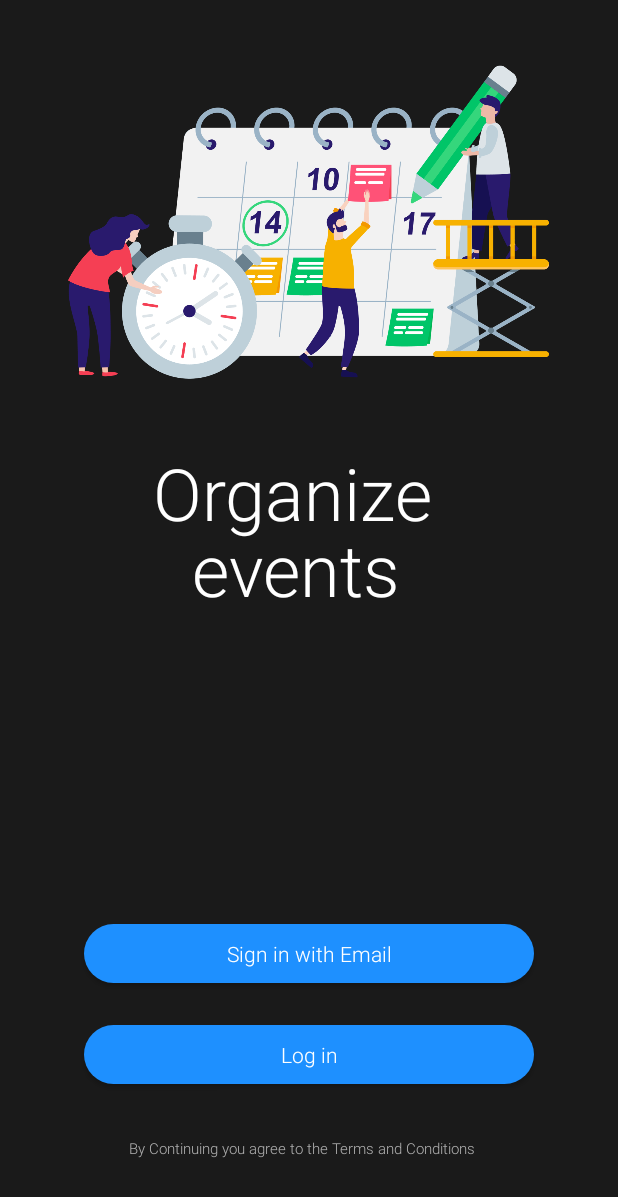
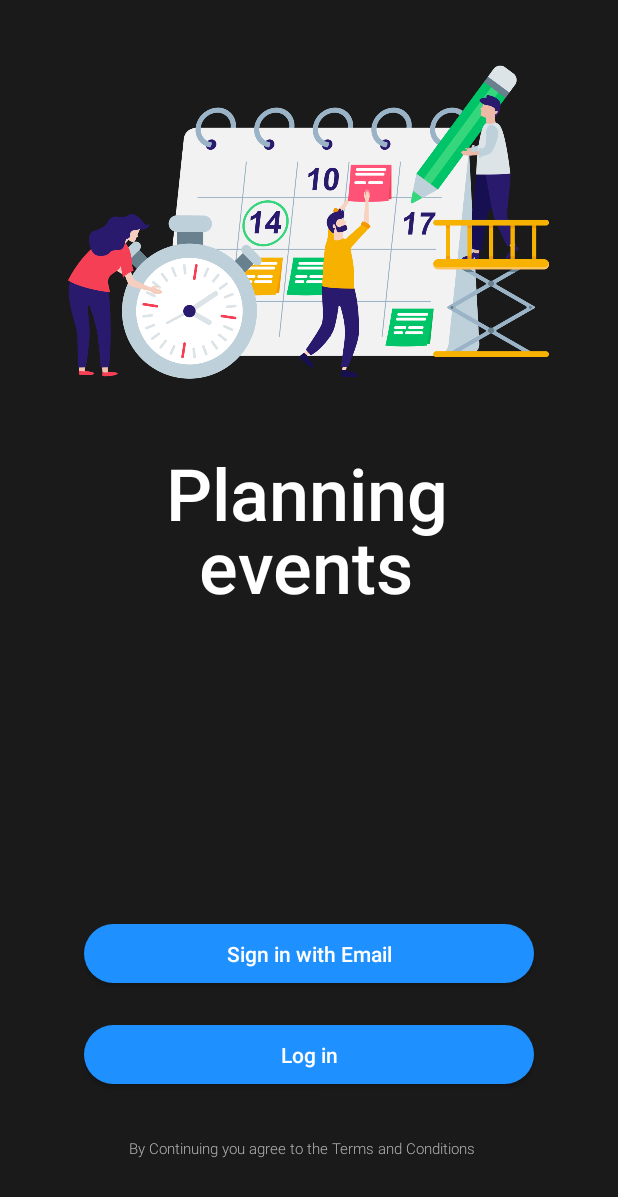
Before and after one commit to Nathan-Te/PlanningEvent, an Android app: the screen it shows after launch (MainActivity), on a phone screen of 412 x 824 dp. Shown: the top 1197 px of the screen. Run offline under Robolectric (Android 15) with nearby library versions, the phone set to English and light mode, and no system bars; our stand-ins replace Firebase (no records; nobody signed in at launch, a user with empty details on screens opened directly).

Commit message:
Petites modifications graphiques

```diff
--- a/app/src/main/AndroidManifest.xml
+++ b/app/src/main/AndroidManifest.xml
@@ -4,9 +4,9 @@
 
     <application
         android:allowBackup="true"
-        android:icon="@mipmap/ic_launcher"
+        android:icon="@mipmap/plevent_logo"
         android:label="@string/app_name"
-        android:roundIcon="@mipmap/ic_launcher_round"
+        android:roundIcon="@mipmap/plevent_logo"
         android:supportsRtl="true"
         android:theme="@style/Theme.PlanningEvent">
         <activity
--- a/app/src/main/res/layout/activity_event_adder.xml
+++ b/app/src/main/res/layout/activity_event_adder.xml
@@ -17,7 +17,7 @@
         android:text="My new event"
         android:textAppearance="@style/TextAppearance.AppCompat.Display1"
         android:textColor="#1E90FF"
-        app:layout_constraintBottom_toTopOf="@id/btnAddEvent"
+        app:layout_constraintBottom_toTopOf="@id/btnAddEvent3"
         app:layout_constraintEnd_toEndOf="parent"
         app:layout_constraintStart_toStartOf="parent"
         app:layout_constraintTop_toTopOf="parent"
--- a/app/src/main/res/layout/activity_event_looker.xml
+++ b/app/src/main/res/layout/activity_event_looker.xml
@@ -17,7 +17,7 @@
         android:text="My new event"
         android:textAppearance="@style/TextAppearance.AppCompat.Display1"
         android:textColor="#1E90FF"
-        app:layout_constraintBottom_toTopOf="@id/btnAddEvent"
+        app:layout_constraintBottom_toTopOf="@id/btnAddEvent3"
         app:layout_constraintEnd_toEndOf="parent"
         app:layout_constraintStart_toStartOf="parent"
         app:layout_constraintTop_toTopOf="parent"
--- a/app/src/main/res/layout/activity_main.xml
+++ b/app/src/main/res/layout/activity_main.xml
@@ -21,28 +21,32 @@
 
     <TextView
         android:id="@+id/welcomeMessage1"
-        android:layout_width="208dp"
-        android:layout_height="76dp"
+        android:layout_width="191dp"
+        android:layout_height="74dp"
         android:layout_marginStart="102dp"
         android:layout_marginEnd="102dp"
-        android:text="Organize"
         android:fontFamily="sans-serif-light"
+        android:text="Planning"
         android:textColor="#FFFFFF"
         android:textSize="48sp"
+        android:textStyle="bold"
         app:layout_constraintEnd_toEndOf="parent"
+        app:layout_constraintHorizontal_bias="0.52"
         app:layout_constraintStart_toStartOf="parent"
         app:layout_constraintTop_toBottomOf="@+id/welcomeImage" />
 
     <TextView
         android:id="@+id/welcomeMessage2"
-        android:layout_width="168dp"
+        android:layout_width="147dp"
         android:layout_height="74dp"
         android:layout_marginStart="12dp"
         android:layout_marginTop="-25dp"
+        android:layout_marginEnd="12dp"
+        android:fontFamily="sans-serif-light"
         android:text="events"
-        android:fontFamily="sans-serif-light"
         android:textColor="#FFFFFF"
         android:textSize="48sp"
+        android:textStyle="bold"
         app:layout_constraintEnd_toEndOf="parent"
         app:layout_constraintStart_toStartOf="parent"
         app:layout_constraintTop_toBottomOf="@+id/welcomeMessage1" />
@@ -55,11 +59,12 @@
         android:layout_marginStart="55dp"
         android:layout_marginEnd="55dp"
         android:layout_marginBottom="36dp"
+        android:background="@drawable/button_gradient"
         android:fontFamily="sans-serif-light"
-        android:background="@drawable/button_gradient"
         android:text="Log in"
         android:textAllCaps="false"
         android:textColor="#FFFFFF"
+        android:textStyle="bold"
         app:layout_constraintBottom_toTopOf="@+id/welcomeTerms"
         app:layout_constraintEnd_toEndOf="parent"
         app:layout_constraintStart_toStartOf="parent" />
@@ -72,11 +77,12 @@
         android:layout_marginStart="55dp"
         android:layout_marginEnd="55dp"
         android:layout_marginBottom="28dp"
+        android:background="@drawable/button_gradient"
         android:fontFamily="sans-serif-light"
-        android:background="@drawable/button_gradient"
         android:text="Sign in with Email"
         android:textAllCaps="false"
         android:textColor="#FFFFFF"
+        android:textStyle="bold"
         app:layout_constraintBottom_toTopOf="@+id/button"
         app:layout_constraintEnd_toEndOf="parent"
         app:layout_constraintStart_toStartOf="parent" />
--- a/app/src/main/res/values/ids.xml
+++ b/app/src/main/res/values/ids.xml
@@ -1,8 +1,8 @@
 <?xml version="1.0" encoding="utf-8"?>
 <resources>
-    <item name="btnAddEvent" type="id" />
+    <item name="btnAddEvent3" type="id" />
     <item name="btnFavorite" type="id" />
-    <item name="btnHome" type="id" />
+    <item name="btnHome3" type="id" />
     <item name="monTitre" type="id" />
     <item name="listView" type="id" />
 </resources>
```
Also changed, not shown: app/src/main/java/com/example/planningevent/ui/login/LoginActivity.java (+7 -2 lines), app/src/main/res/layout/activity_events_manager.xml (line endings or trailing spaces), app/src/main/res/mipmap-hdpi/plevent_logo.png (added).
